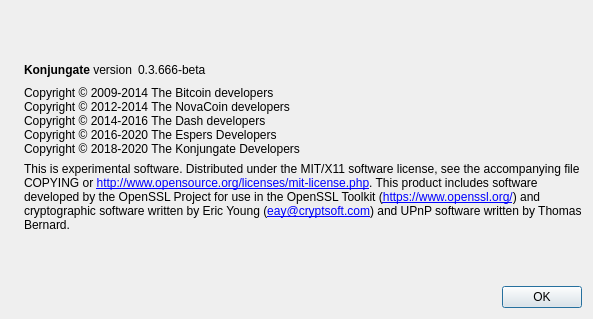
Qt form src/qt/forms/aboutdialog.ui (Konjungate/Konjungate-Core) before a commit.
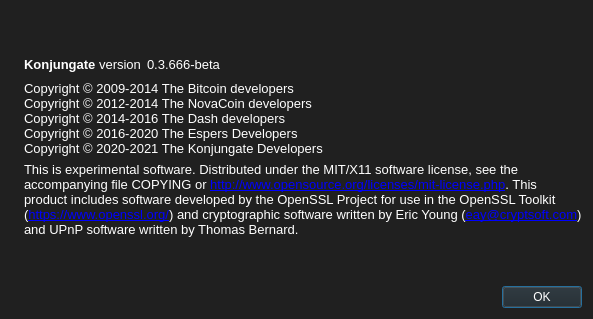
The same form after that commit. Icons and pictures are not drawn.

What changed in the file:
```diff
--- a/src/qt/forms/aboutdialog.ui
+++ b/src/qt/forms/aboutdialog.ui
@@ -14,7 +14,8 @@
    <string>About Konjungate</string>
   </property>
   <property name="styleSheet">
-   <string notr="true"/>
+   <string notr="true">background-color: rgb(32, 32, 32);
+color: rgb(255, 255, 255);</string>
   </property>
   <layout class="QHBoxLayout" name="horizontalLayout_2">
    <item>
@@ -49,6 +50,11 @@
       <layout class="QHBoxLayout" name="horizontalLayout">
        <item>
         <widget class="QLabel" name="label">
+         <property name="font">
+          <font>
+           <pointsize>10</pointsize>
+          </font>
+         </property>
          <property name="cursor">
           <cursorShape>IBeamCursor</cursorShape>
          </property>
@@ -62,6 +68,11 @@
        </item>
        <item>
         <widget class="QLabel" name="versionLabel">
+         <property name="font">
+          <font>
+           <pointsize>10</pointsize>
+          </font>
+         </property>
          <property name="cursor">
           <cursorShape>IBeamCursor</cursorShape>
          </property>
@@ -90,6 +101,11 @@
      </item>
      <item>
       <widget class="QLabel" name="copyrightLabel">
+       <property name="font">
+        <font>
+         <pointsize>10</pointsize>
+        </font>
+       </property>
        <property name="cursor">
         <cursorShape>IBeamCursor</cursorShape>
        </property>
@@ -98,7 +114,7 @@
 Copyright © 2012-2014 The NovaCoin developers
 Copyright © 2014-2016 The Dash developers
 Copyright © 2016-2020 The Espers Developers
-Copyright © 2018-2020 The Konjungate Developers</string>
+Copyright © 2020-2021 The Konjungate Developers</string>
        </property>
        <property name="textInteractionFlags">
         <set>Qt::LinksAccessibleByMouse|Qt::TextSelectableByKeyboard|Qt::TextSelectableByMouse</set>
@@ -107,6 +123,11 @@
      </item>
      <item>
       <widget class="QLabel" name="label_2">
+       <property name="font">
+        <font>
+         <pointsize>10</pointsize>
+        </font>
+       </property>
        <property name="cursor">
         <cursorShape>IBeamCursor</cursorShape>
        </property>
@@ -144,6 +165,11 @@
      </item>
      <item>
       <widget class="QDialogButtonBox" name="buttonBox">
+       <property name="font">
+        <font>
+         <pointsize>10</pointsize>
+        </font>
+       </property>
        <property name="orientation">
         <enum>Qt::Horizontal</enum>
        </property>
```
